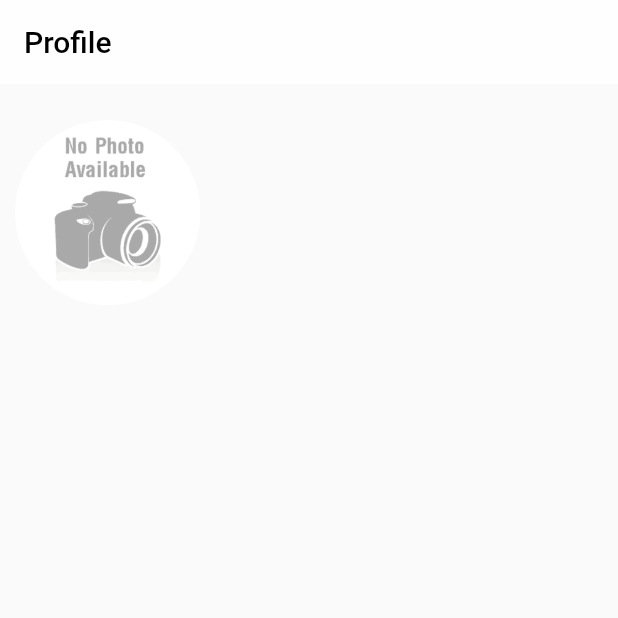
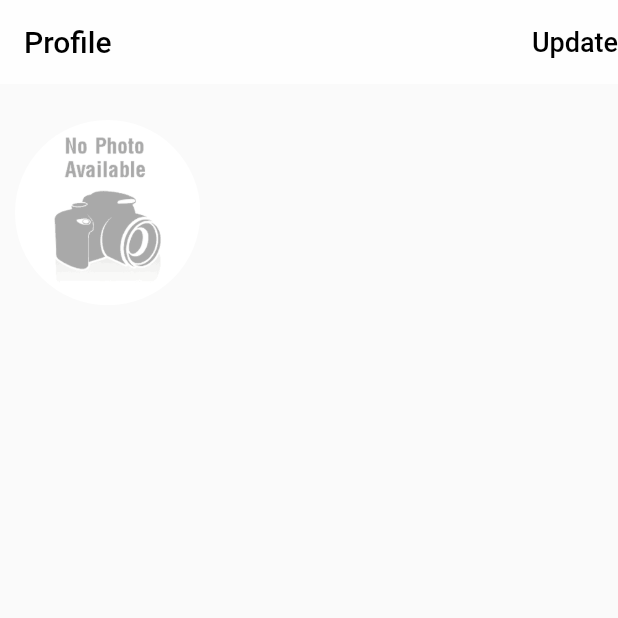
Before and after one commit to alihusainsorathiya/shiabooks, a Flutter app: the BottomProfile screen opened directly, on a phone screen of 412 x 824 dp, the top half of it. Run offline on Flutter 3.47's test engine with Material 2 defaults, Android fonts, the phone set to English and light mode, and no system bars; our stand-ins replace card_swiper, dio, flutter_html, image_picker, package_info, rflutter_alert and 3 more; missing offline and left inert: future_progress_dialog; accounts and stored records are empty.

Commit message:
update button added - email update is pending

```diff
--- a/lib/view/view.bottom_view/bottom_profile.dart
+++ b/lib/view/view.bottom_view/bottom_profile.dart
@@ -30,6 +30,22 @@ class _BottomProfileState extends State<BottomProfile> {
           'Profile',
           style: TextStyle(color: Colors.black),
         ),
+        actions: [
+          GestureDetector(
+            onTap: () {},
+            child: _file.path == ''
+                ? Center(
+                    child: Text(
+                      'Update',
+                      style: TextStyle(
+                          color: Colors.black,
+                          fontWeight: FontWeight.w500,
+                          fontSize: 18),
+                    ),
+                  )
+                : Text(""),
+          ),
+        ],
       ),
       body: SingleChildScrollView(
         padding: EdgeInsets.only(top: 24, left: 10, right: 10),
```
